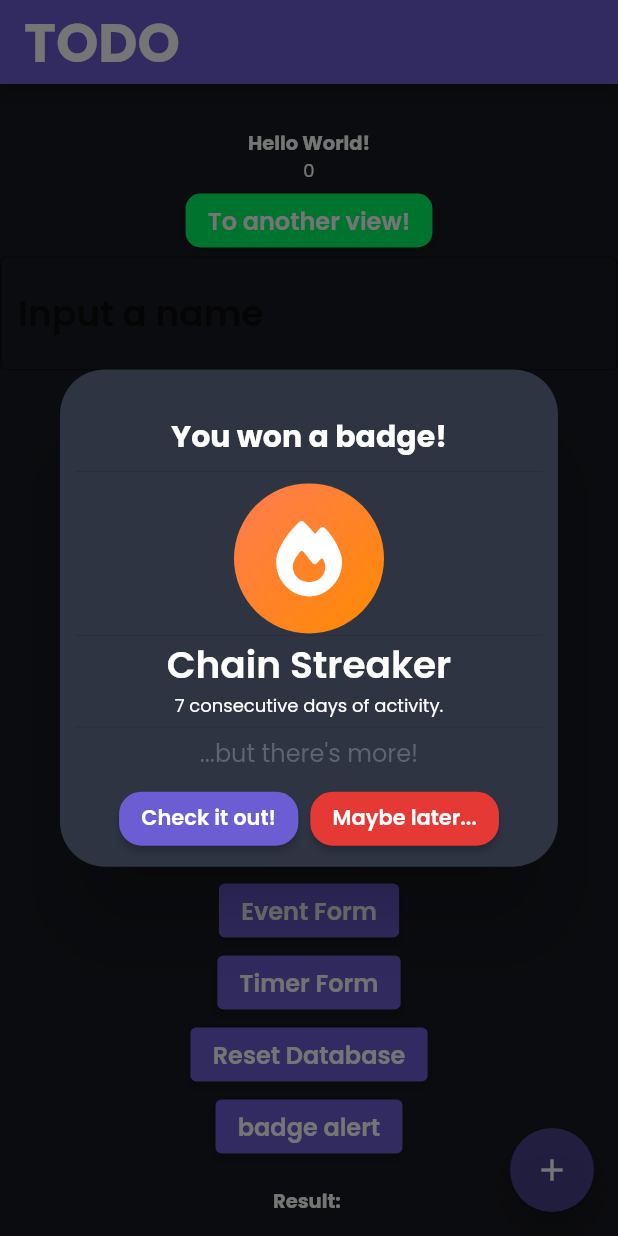
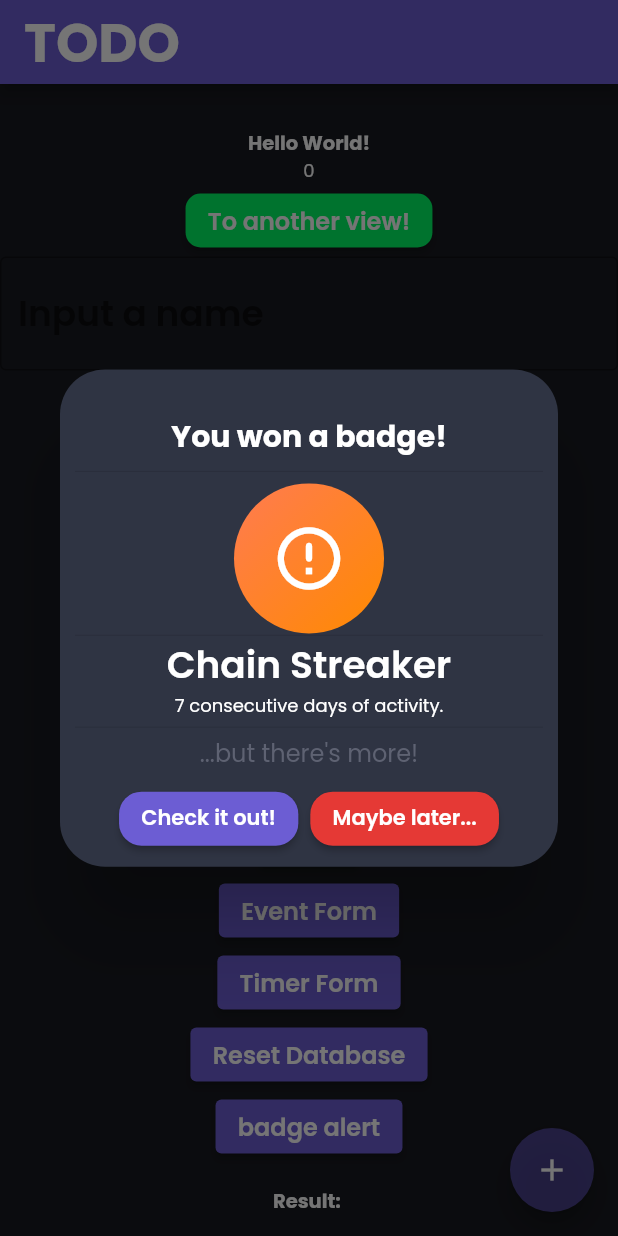
Before and after one commit to DreFlo/lgp-2223-sc1, a Flutter app: the HomePage screen opened directly, after a tap on "badge alert", on a phone screen of 412 x 824 dp. Run offline on Flutter 3.47's test engine with Material 2 defaults, Android fonts, the phone set to English and light mode, and no system bars; our stand-ins replace calendar_view, carousel_slider, floor, flutter_local_notifications, flutter_native_timezone, flutter_svg and 8 more; missing offline and left inert: books_finder, emojis, flutter_picker, notification_permissions, tmdb_api; accounts and stored records are empty; generated files the repository leaves out were written again.

Commit message:
Update home_page.dart

```diff
--- a/src/lib/pages/home_page.dart
+++ b/src/lib/pages/home_page.dart
@@ -296,7 +296,7 @@ class _HomePageState extends State<HomePage> with TickerProviderStateMixin {
                             title: 'Chain Streaker',
                             colors: const ['FFFF7B51', 'FFFF8A00'],
                             description: '7 consecutive days of activity.',
-                            icon: 'FontAwesomeIcons.fire',
+                            icon: 'FontAwesome.fire',
                           ));
                 },
                 child: Text('badge alert')),
```
